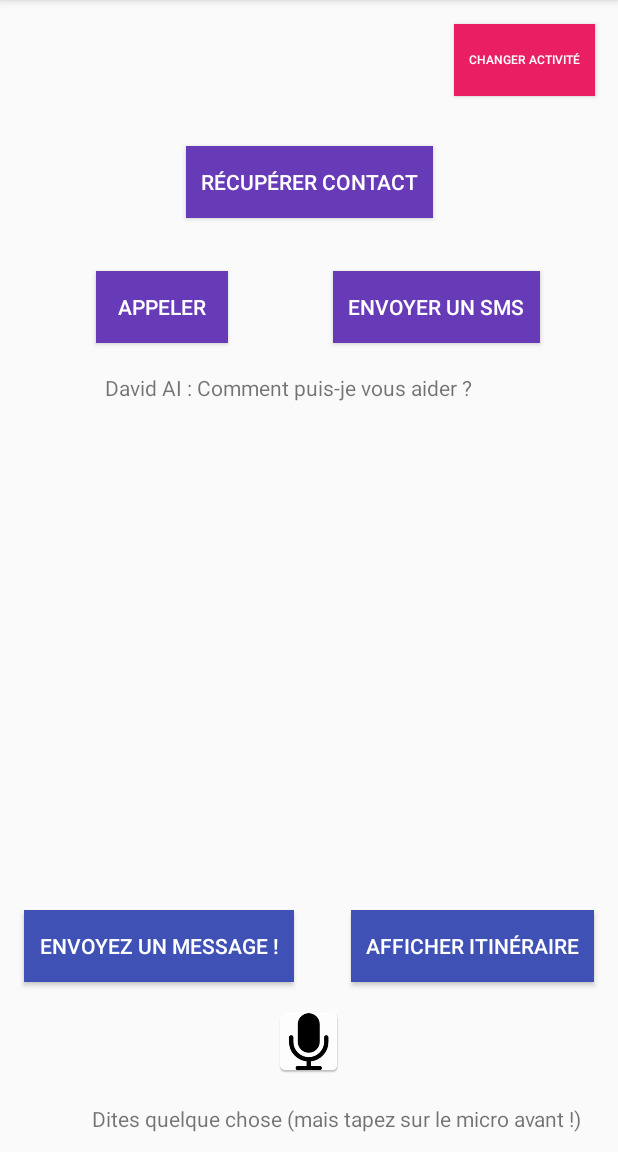
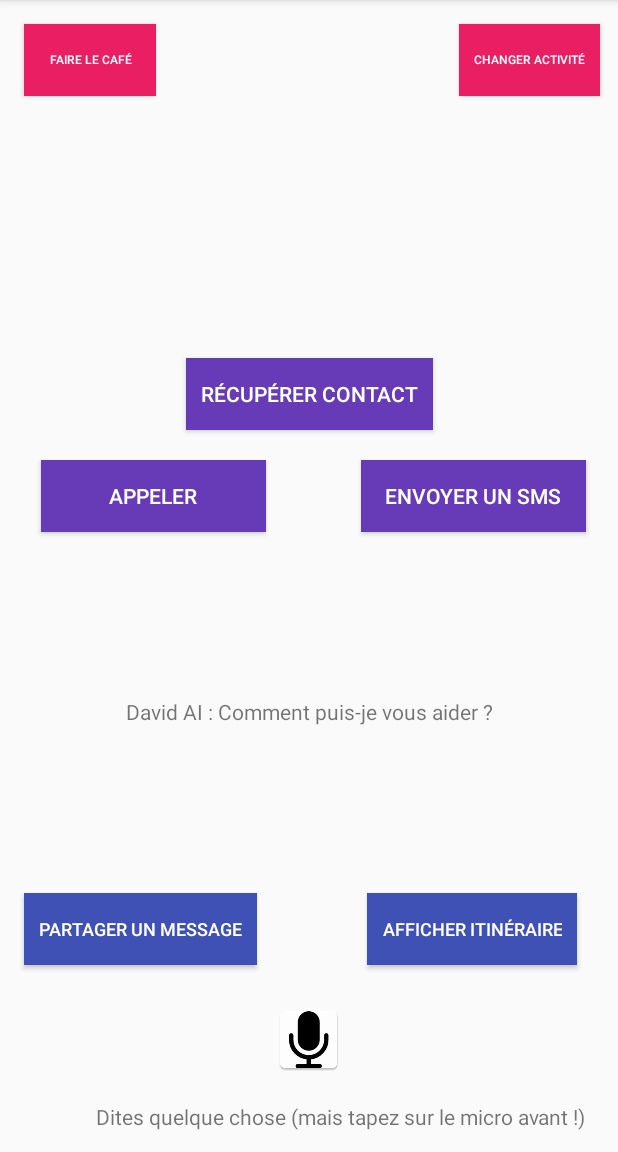
Before and after one commit to healyum/Android_IntentAppTest, an Android app: the MainActivity screen opened directly, with no data from a screen before it, on a phone screen of 412 x 824 dp, the part 84-1236 px from its top. Run offline under Robolectric (Android 15) with nearby library versions, the phone set to English and light mode, and no system bars.

Commit message:
Refactoring et ajout de commentaires

```diff
--- a/app/src/main/res/layout/activity_main.xml
+++ b/app/src/main/res/layout/activity_main.xml
@@ -13,12 +13,16 @@
         android:layout_width="wrap_content"
         android:layout_height="wrap_content"
         android:text="David AI : Comment puis-je vous aider ?"
-        android:layout_marginStart="6dp"
         tools:layout_constraintTop_creator="1"
-        android:layout_marginTop="20dp"
-        app:layout_constraintTop_toBottomOf="@+id/btn_sms"
+        tools:layout_constraintRight_creator="1"
+        tools:layout_constraintBottom_creator="1"
+        app:layout_constraintBottom_toBottomOf="@+id/btn_chooser"
+        app:layout_constraintRight_toRightOf="parent"
+        android:layout_marginTop="96dp"
         tools:layout_constraintLeft_creator="1"
-        app:layout_constraintLeft_toLeftOf="@+id/btn_appeler" />
+        android:layout_marginBottom="97dp"
+        app:layout_constraintLeft_toLeftOf="parent"
+        app:layout_constraintTop_toTopOf="@+id/btn_sms" />
 
     <Button
         android:id="@+id/btn_getContact"
@@ -28,12 +32,12 @@
         android:padding="10dp"
         android:text="Récupérer Contact"
         android:textColor="@android:color/white"
-        tools:layout_constraintTop_creator="1"
         tools:layout_constraintRight_creator="1"
+        tools:layout_constraintBottom_creator="1"
+        app:layout_constraintBottom_toTopOf="@+id/btn_sms"
         app:layout_constraintRight_toRightOf="parent"
-        android:layout_marginTop="33dp"
-        app:layout_constraintTop_toBottomOf="@+id/btn_explicit_activity"
         tools:layout_constraintLeft_creator="1"
+        android:layout_marginBottom="20dp"
         app:layout_constraintLeft_toLeftOf="parent" />
 
     <Button
@@ -42,13 +46,14 @@
         android:layout_height="wrap_content"
         android:background="#673AB7"
         android:padding="10dp"
+        android:minWidth="150dp"
         android:text="Appeler"
         android:textColor="@android:color/white"
-        android:layout_marginStart="64dp"
-        tools:layout_constraintBottom_creator="1"
-        app:layout_constraintBottom_toTopOf="@+id/textView"
+        tools:layout_constraintTop_creator="1"
+        android:layout_marginStart="27dp"
+        android:layout_marginTop="20dp"
+        app:layout_constraintTop_toBottomOf="@+id/btn_getContact"
         tools:layout_constraintLeft_creator="1"
-        android:layout_marginBottom="20dp"
         app:layout_constraintLeft_toLeftOf="parent" />
 
     <Button
@@ -57,20 +62,24 @@
         android:layout_height="wrap_content"
         android:background="#673AB7"
         android:padding="10dp"
+        android:minWidth="150dp"
         android:text="Envoyer un SMS"
         android:textColor="@android:color/white"
+        android:layout_marginEnd="21dp"
         tools:layout_constraintTop_creator="1"
         tools:layout_constraintRight_creator="1"
-        android:layout_marginEnd="52dp"
+        tools:layout_constraintBottom_creator="1"
+        app:layout_constraintBottom_toBottomOf="@+id/btn_itineraire"
         app:layout_constraintRight_toRightOf="parent"
-        android:layout_marginTop="35dp"
-        app:layout_constraintTop_toBottomOf="@+id/btn_getContact" />
+        android:layout_marginTop="163dp"
+        android:layout_marginBottom="162dp"
+        app:layout_constraintTop_toTopOf="@+id/btn_explicit_activity" />
 
     <Button
         android:id="@+id/btn_explicit_activity"
         android:layout_width="wrap_content"
         android:layout_height="wrap_content"
-        android:layout_marginEnd="15dp"
+        android:layout_marginEnd="12dp"
         android:background="#E91E63"
         android:padding="10dp"
         android:text="Changer Activité"
@@ -83,32 +92,51 @@
         app:layout_constraintTop_toTopOf="parent" />
 
     <Button
+        android:id="@+id/btn_coffee"
+        android:layout_width="wrap_content"
+        android:layout_height="wrap_content"
+        android:background="#E91E63"
+        android:padding="10dp"
+        android:text="Faire le café"
+        android:textColor="@android:color/white"
+        android:textSize="8sp"
+        android:layout_marginStart="16dp"
+        tools:layout_constraintTop_creator="1"
+        android:layout_marginTop="16dp"
+        tools:layout_constraintLeft_creator="1"
+        app:layout_constraintLeft_toLeftOf="parent"
+        app:layout_constraintTop_toTopOf="parent" />
+
+    <Button
         android:id="@+id/btn_itineraire"
         android:layout_width="wrap_content"
         android:layout_height="wrap_content"
+        android:layout_marginEnd="27dp"
         android:background="#3F51B5"
+        android:padding="10dp"
         android:text="Afficher Itinéraire"
-        android:padding="10dp"
         android:textColor="@android:color/white"
-        android:layout_marginEnd="16dp"
+        android:textSize="12sp"
         tools:layout_constraintRight_creator="1"
         tools:layout_constraintBottom_creator="1"
         app:layout_constraintBottom_toTopOf="@+id/btnSpeak"
-        app:layout_constraintRight_toRightOf="parent" />
+        app:layout_constraintRight_toRightOf="parent"
+        android:layout_marginBottom="10dp" />
 
     <Button
         android:id="@+id/btn_chooser"
         android:layout_width="wrap_content"
         android:layout_height="wrap_content"
+        android:layout_marginStart="16dp"
         android:background="#3F51B5"
         android:padding="10dp"
-        android:text="Envoyez un message !"
+        android:text="Partager un message"
         android:textColor="@android:color/white"
-        android:layout_marginStart="16dp"
+        android:textSize="12sp"
         tools:layout_constraintBottom_creator="1"
-        app:layout_constraintBottom_toBottomOf="parent"
+        app:layout_constraintBottom_toTopOf="@+id/btnSpeak"
         tools:layout_constraintLeft_creator="1"
-        android:layout_marginBottom="113dp"
+        android:layout_marginBottom="10dp"
         app:layout_constraintLeft_toLeftOf="parent" />
 
     <ImageButton
@@ -119,11 +147,12 @@
         android:padding="16dp"
         android:scaleType="fitCenter"
         android:src="@mipmap/ic_micro"
-        tools:layout_constraintTop_creator="1"
         tools:layout_constraintRight_creator="1"
+        tools:layout_constraintBottom_creator="1"
+        app:layout_constraintBottom_toTopOf="@+id/micro_indication"
         app:layout_constraintRight_toRightOf="parent"
-        app:layout_constraintTop_toBottomOf="@+id/btn_chooser"
         tools:layout_constraintLeft_creator="1"
+        android:layout_marginBottom="1dp"
         app:layout_constraintLeft_toLeftOf="parent" />
 
     <TextView
@@ -131,11 +160,11 @@
         android:layout_width="wrap_content"
         android:layout_height="wrap_content"
         android:text="Dites quelque chose (mais tapez sur le micro avant !)"
-        android:layout_marginEnd="24dp"
-        tools:layout_constraintTop_creator="1"
+        android:layout_marginEnd="21dp"
         tools:layout_constraintRight_creator="1"
+        tools:layout_constraintBottom_creator="1"
+        app:layout_constraintBottom_toBottomOf="parent"
         app:layout_constraintRight_toRightOf="parent"
-        android:layout_marginTop="1dp"
-        app:layout_constraintTop_toBottomOf="@+id/btnSpeak" />
+        android:layout_marginBottom="14dp" />
 
 </android.support.constraint.ConstraintLayout>
```
Also changed, not shown: app/src/main/java/com/lille1/bermont/appelautreappfinal/MainActivity.java (+55 -37 lines).
